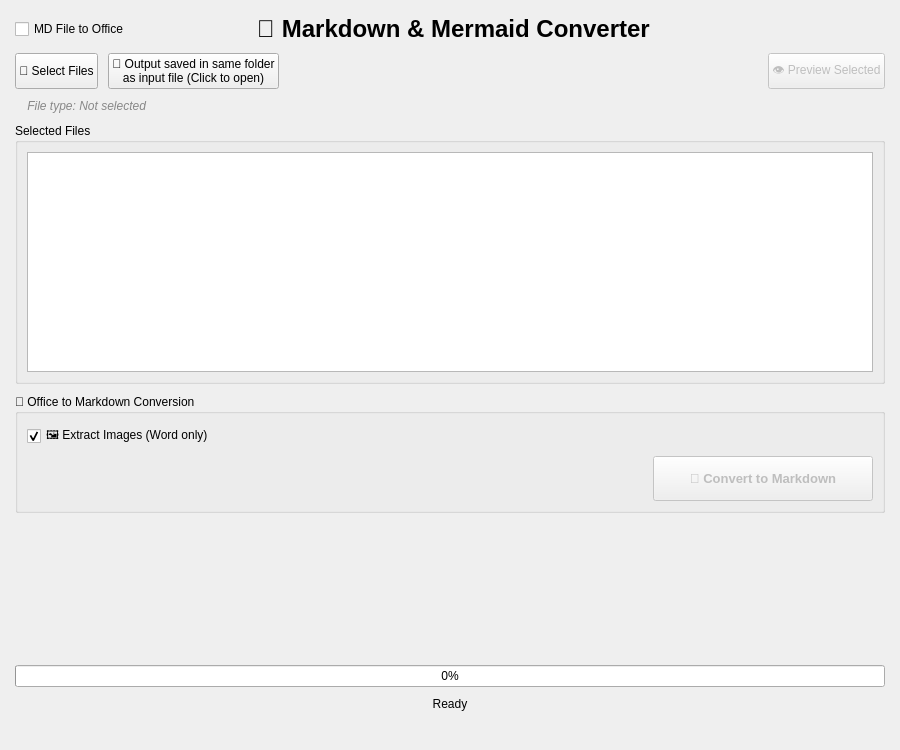
Above: ui/main_window.ui from Arean82/Markdown-to-Word-Excel-Converter before the change. Below: the same form after it.
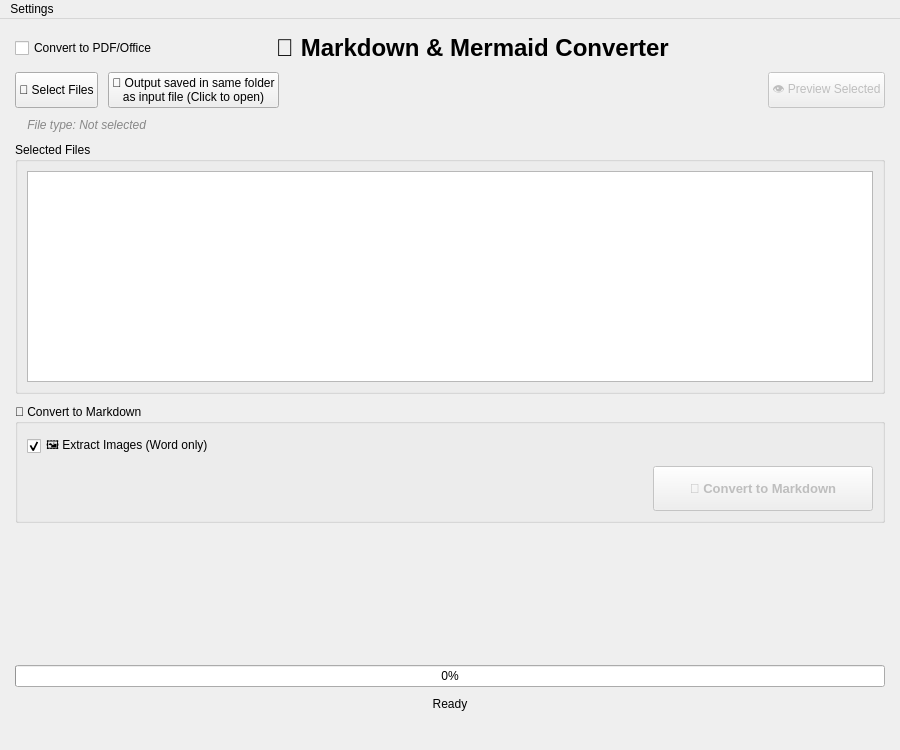
That is the form after the change. The open tabs and pages were chosen to show the change.

Commit message:
feat: Integrate MarkItDown for universal file to Markdown conversion
- Added MarkItDownConverterThread to handle background conversions
- Replaced basic Office-to-MD logic with MarkItDown to support PDF, PPTX, HTML, Images, Audio, and more
- Added AI Features settings menu in the UI to input an OpenAI API Key for OCR/Vision support
- Updated UI labels to reflect broader file format support
- Added markitdown and openai to requirements.txt
- Configured VS Code default Python interpreter path

Patch:
```diff
--- a/ui/main_window.ui
+++ b/ui/main_window.ui
@@ -35,7 +35,7 @@
       <item>
        <widget class="QCheckBox" name="checkBox_2">
         <property name="text">
-         <string>MD File to Office</string>
+         <string>Convert to PDF/Office</string>
         </property>
        </widget>
       </item>
@@ -644,7 +644,7 @@
         <item>
          <widget class="QGroupBox" name="officeToMdGroup">
           <property name="title">
-           <string>🔄 Office to Markdown Conversion</string>
+           <string>🔄 Convert to Markdown</string>
           </property>
           <layout class="QVBoxLayout" name="officeToMdLayout">
            <item>
@@ -769,6 +769,28 @@
     </item>
    </layout>
   </widget>
+  <widget class="QMenuBar" name="menubar">
+   <property name="geometry">
+    <rect>
+     <x>0</x>
+     <y>0</y>
+     <width>900</width>
+     <height>22</height>
+    </rect>
+   </property>
+   <widget class="QMenu" name="menuSettings">
+    <property name="title">
+     <string>Settings</string>
+    </property>
+    <addaction name="actionAIFeatures"/>
+   </widget>
+   <addaction name="menuSettings"/>
+  </widget>
+  <action name="actionAIFeatures">
+   <property name="text">
+    <string>AI Features</string>
+   </property>
+  </action>
  </widget>
  <resources/>
  <connections/>
```
The commit also changes 4 other files.
